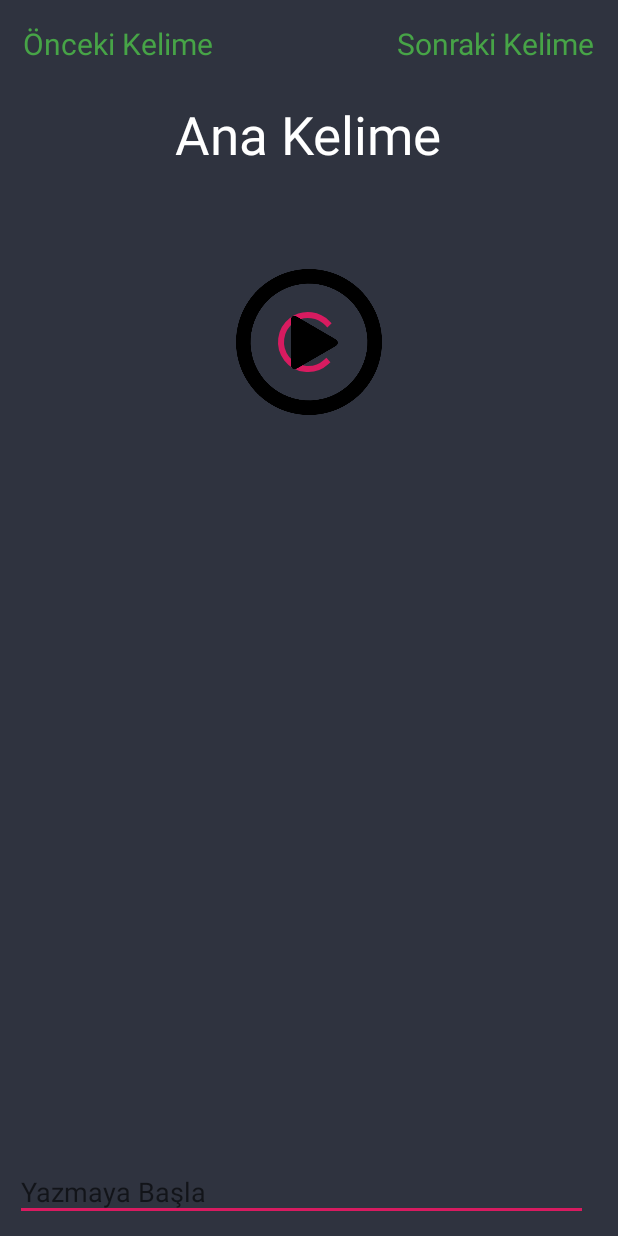
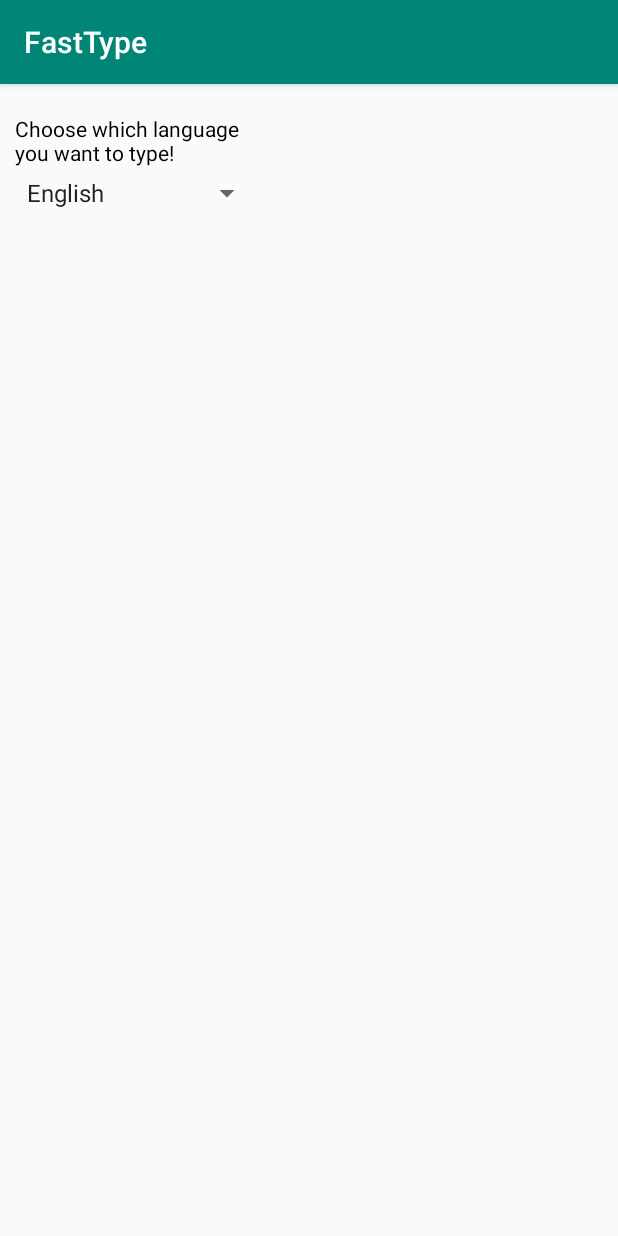
Before and after one commit to hrnoguz27/FastType, an Android app: the screen it shows after launch (MainActivity before the commit, StartPage after it), on a phone screen of 412 x 824 dp. Run offline under Robolectric (Android 15) with nearby library versions, the phone set to English and light mode, and no system bars; libraries missing offline, so code that uses them is left out: com.mikhaellopez.circularprogressbar; plain views replace CircularProgressBar; Roboto replaces fonts that are not available here.

```diff
--- a/app/src/main/java/com/harun/fasttype/MainActivity.java
+++ b/app/src/main/java/com/harun/fasttype/MainActivity.java
@@ -37,6 +37,7 @@ public class MainActivity extends AppCompatActivity {
     CircularProgressBar circularProgressBar;
     ImageButton baslatbtn;
     Dialog mydialog;
+    public String textFileName;
 
     @Override
     protected void onCreate(Bundle savedInstanceState) {
@@ -50,8 +51,6 @@ public class MainActivity extends AppCompatActivity {
         tvsayac = findViewById(R.id.tv_sayac);
         baslatbtn = findViewById(R.id.btn_start);
         tvsayac.setVisibility(View.GONE);
-
-        String textFileName;
         mydialog = new Dialog(this);
         kelimelistesi = new ArrayList<>();
         textFileName="wordsEN.txt";
--- a/app/src/main/java/com/harun/fasttype/StartPage.java
+++ b/app/src/main/java/com/harun/fasttype/StartPage.java
@@ -2,18 +2,34 @@ package com.harun.fasttype;
 
 import android.support.v7.app.AppCompatActivity;
 import android.os.Bundle;
+import android.widget.ArrayAdapter;
+import android.widget.Spinner;
+import android.widget.TextView;
+
+import java.util.ArrayList;
+import java.util.List;
 
 public class StartPage extends AppCompatActivity {
-
+    Spinner spinnerL;
     @Override
     protected void onCreate(Bundle savedInstanceState) {
         super.onCreate(savedInstanceState);
         setContentView(R.layout.activity_start_page);
-        int i =0;
-        int b = 5;
-        int toplam = i+b;
-        System.out.println(toplam);
-        // comment line test
-        System.out.println("Hello this is test string");
+
+        Spinner spinnerL = (Spinner) findViewById(R.id.sLanguage);
+        String[] arraySpinner = new String[] {
+                "English","Turkish","Arabic","Chinese","French","German","Greek","Italian",
+                "Japanese","Russian","Spanish"
+        };
+        ArrayAdapter<String> adapter = new ArrayAdapter<String>(this,
+                android.R.layout.simple_spinner_item, arraySpinner);
+        adapter.setDropDownViewResource(android.R.layout.simple_spinner_dropdown_item);
+        spinnerL.setAdapter(adapter);
+
+        MainActivity language = new MainActivity();
+
+
+
+
     }
 }
--- a/app/src/main/res/layout/activity_main.xml
+++ b/app/src/main/res/layout/activity_main.xml
@@ -24,7 +24,8 @@
             android:fontFamily="@font/allerta_stencil"
             android:text="Önceki Kelime"
             android:textColor="#47A447"
-            android:textSize="20sp" />
+            android:textSize="20sp"
+            android:gravity="center"/>
 
         <TextView
             android:id="@+id/tv_last"
@@ -38,7 +39,8 @@
             android:fontFamily="@font/allerta_stencil"
             android:text="Sonraki Kelime"
             android:textColor="#47A447"
-            android:textSize="20dp" />
+            android:textSize="20dp"
+            android:gravity="center"/>
     </RelativeLayout>
 
     <RelativeLayout
@@ -56,7 +58,8 @@
             android:fontFamily="@font/allerta_stencil"
             android:text="Ana Kelime"
             android:textColor="#fff"
-            android:textSize="35dp" />
+            android:textSize="35dp"
+            android:gravity="center"/>
 
     </RelativeLayout>
 
--- a/app/src/main/res/layout/activity_start_page.xml
+++ b/app/src/main/res/layout/activity_start_page.xml
@@ -5,31 +5,38 @@
     android:layout_width="match_parent"
     android:layout_height="match_parent"
     tools:context=".StartPage">
-    <LinearLayout
-        android:layout_width="match_parent"
-        android:layout_height="wrap_content"
+
+    <Button
+        android:id="@+id/button6"
+        android:layout_width="0dp"
+        android:layout_height="0dp"
+        android:background="#FFC107"
+        android:text="START"
+        android:textColor="#000"
+        tools:layout_editor_absoluteX="34dp"
+        tools:ignore="MissingConstraints" />
+
+    <LinearLayout xmlns:android="http://schemas.android.com/apk/res/android"
+        android:id="@+id/linearLayout"
+        android:layout_width="185dp"
+        android:layout_height="0dp"
+        android:orientation="vertical"
+        android:padding="10dip"
         tools:ignore="MissingConstraints"
-        tools:layout_editor_absoluteX="3dp"
-        tools:layout_editor_absoluteY="-2dp">
+        tools:layout_editor_absoluteX="16dp">
 
         <TextView
-            android:id="@+id/textView"
-            android:layout_width="wrap_content"
-            android:layout_height="48dp"
-            android:layout_margin="2dp"
-            android:layout_weight="1"
-            android:background="#fff"
-            android:text="HELLOOOOOOO"
-            android:textColor="#000"
-            android:gravity="center"/>
+            android:layout_width="fill_parent"
+            android:layout_height="wrap_content"
+            android:layout_marginTop="10dp"
+            android:layout_marginBottom="5dp"
+            android:text="Choose which language you want to type!"
+            android:textColor="#000" />
 
         <Spinner
             android:id="@+id/sLanguage"
-            android:layout_width="wrap_content"
-            android:layout_height="48dp"
-            android:layout_margin="2dp"
-            android:layout_weight="1"
-            android:textAlignment="center"/>
+            android:layout_width="fill_parent"
+            android:layout_height="wrap_content" />
 
     </LinearLayout>
 
```
Also changed, not shown: app/src/main/AndroidManifest.xml (+5 -5 lines).
